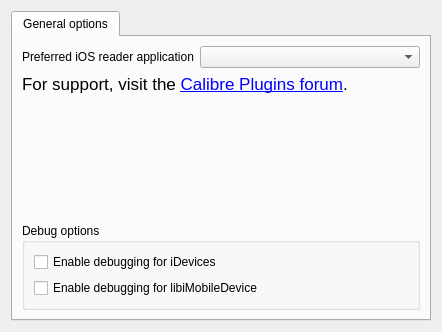
Qt form widgets/main.ui (Philantrop/calibre-ios-reader-applications) before a commit.
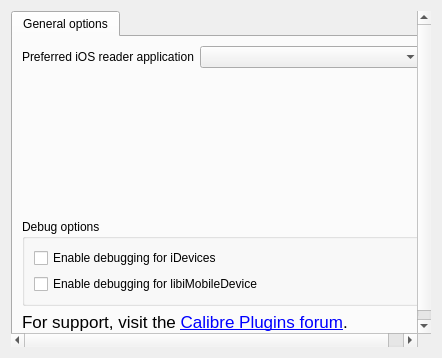
The same form after that commit. Icons and pictures are not drawn.

Commit message: Tweaks to main config UI to accomodate layout changes in Marvin.

The edit to the form file:
```diff
--- a/widgets/main.ui
+++ b/widgets/main.ui
@@ -7,7 +7,7 @@
     <x>0</x>
     <y>0</y>
     <width>442</width>
-    <height>332</height>
+    <height>358</height>
    </rect>
   </property>
   <property name="windowTitle">
@@ -31,8 +31,8 @@
        <rect>
         <x>0</x>
         <y>0</y>
-        <width>418</width>
-        <height>308</height>
+        <width>422</width>
+        <height>334</height>
        </rect>
       </property>
       <layout class="QVBoxLayout" name="verticalLayout">
@@ -49,8 +49,8 @@
          </property>
          <property name="minimumSize">
           <size>
-           <width>418</width>
-           <height>298</height>
+           <width>422</width>
+           <height>332</height>
           </size>
          </property>
          <property name="currentIndex">
@@ -74,19 +74,6 @@
            <item row="0" column="1" colspan="2">
             <widget class="QComboBox" name="reader_apps"/>
            </item>
-           <item row="2" column="1">
-            <spacer name="verticalSpacer">
-             <property name="orientation">
-              <enum>Qt::Vertical</enum>
-             </property>
-             <property name="sizeHint" stdset="0">
-              <size>
-               <width>0</width>
-               <height>0</height>
-              </size>
-             </property>
-            </spacer>
-           </item>
            <item row="3" column="0" colspan="3">
             <widget class="QGroupBox" name="debug_options_gb">
              <property name="title">
@@ -114,7 +101,7 @@
              </layout>
             </widget>
            </item>
-           <item row="1" column="0" colspan="3">
+           <item row="4" column="0" colspan="3">
             <widget class="QLabel" name="support_label">
              <property name="text">
               <string>&lt;!DOCTYPE HTML PUBLIC &quot;-//W3C//DTD HTML 4.0//EN&quot; &quot;http://www.w3.org/TR/REC-html40/strict.dtd&quot;&gt;
@@ -128,6 +115,19 @@
              </property>
             </widget>
            </item>
+           <item row="2" column="0">
+            <spacer name="verticalSpacer">
+             <property name="orientation">
+              <enum>Qt::Vertical</enum>
+             </property>
+             <property name="sizeHint" stdset="0">
+              <size>
+               <width>20</width>
+               <height>40</height>
+              </size>
+             </property>
+            </spacer>
+           </item>
           </layout>
          </widget>
         </widget>
```
Left out of the diff: 11 changed lines with no effect on the pictures.
